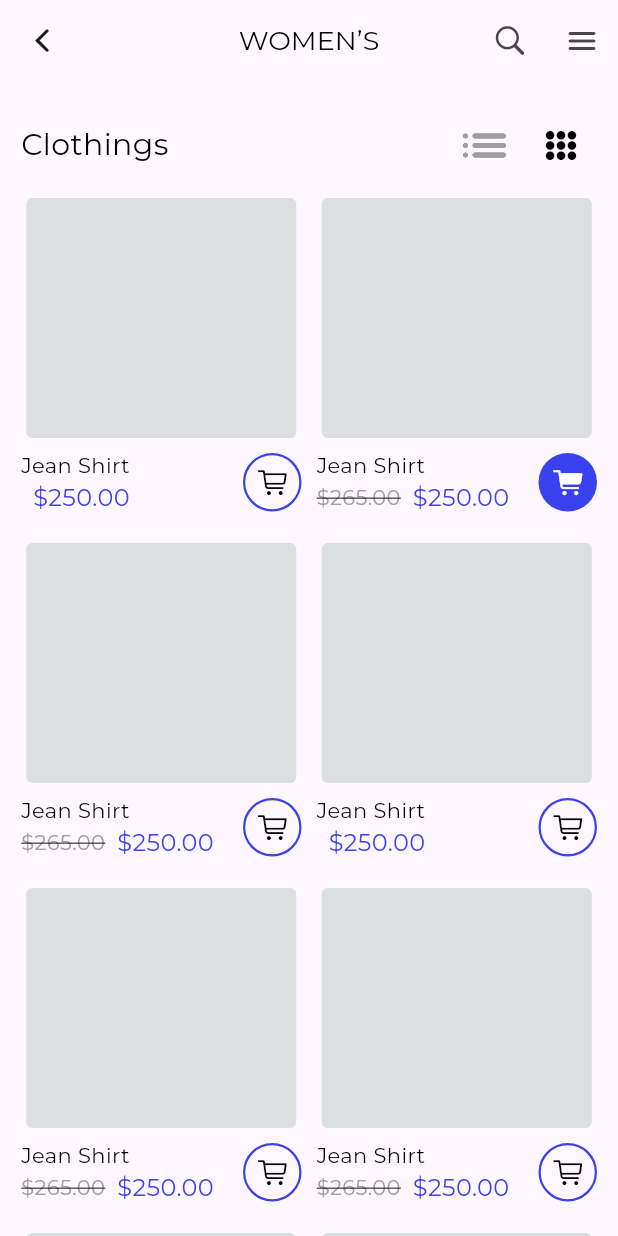
After one commit to Hiwa-Shaloudegi/Tozno-Shop-UI, a Flutter app: the ProductListPage screen opened by its route, after a tap on an icon or button, on a phone screen of 412 x 824 dp. The commit adds this screen. Run offline on Flutter 3.47's test engine with Material 3 defaults, Android fonts, the phone set to English and light mode, and no system bars; our stand-ins replace flutter_bloc, google_fonts, smooth_page_indicator.

Commit message:
Add product list page and list view & grid view

```diff
--- /dev/null
+++ b/lib/common/widgets/custom_app_bar.dart
@@ -0,0 +1,47 @@
+import 'package:flutter/cupertino.dart';
+import 'package:flutter/material.dart';
+import 'package:google_fonts/google_fonts.dart';
+
+class CustomAppBar extends StatelessWidget implements PreferredSizeWidget {
+  const CustomAppBar({
+    super.key,
+    required this.title,
+  });
+
+  final String title;
+
+  @override
+  Widget build(BuildContext context) {
+    return AppBar(
+      centerTitle: true,
+      title: Text(
+        title,
+        style: GoogleFonts.montserrat(
+          textStyle: const TextStyle(
+            color: Colors.black,
+            fontSize: 18,
+          ),
+        ),
+      ),
+      leading: IconButton(
+        onPressed: () {
+          Navigator.pop(context);
+        },
+        icon: const Icon(CupertinoIcons.back),
+      ),
+      actions: [
+        IconButton(
+          onPressed: () {},
+          icon: const Icon(CupertinoIcons.search),
+        ),
+        IconButton(
+          onPressed: () {},
+          icon: const Icon(Icons.menu_rounded),
+        ),
+      ],
+    );
+  }
+
+  @override
+  Size get preferredSize => const Size.fromHeight(54);
+}
--- a/lib/config/routes/app_pages.dart
+++ b/lib/config/routes/app_pages.dart
@@ -7,4 +7,5 @@ abstract class AppPages {
   static const main = 'main/';
   static const home = 'home/';
   static const categories = 'categories/';
+  static const productList = 'product-list/';
 }
--- a/lib/config/routes/app_routes.dart
+++ b/lib/config/routes/app_routes.dart
@@ -6,6 +6,8 @@ import 'package:tozno/features/home/cubits/bottomnav_cubit.dart';
 import 'package:tozno/features/home/home_page.dart';
 import 'package:tozno/features/home/main_wrapper.dart';
 import 'package:tozno/features/intro/intro_page.dart';
+import 'package:tozno/features/product_list/cubit/view_mode_cubit.dart';
+import 'package:tozno/features/product_list/product_list_page.dart';
 import 'package:tozno/features/splash/splash_page.dart';
 
 part 'app_pages.dart';
@@ -21,5 +23,9 @@ abstract class AppRoutes {
         ),
     AppPages.home: (context) => const HomePage(),
     AppPages.categories: (context) => const CategoriesPage(),
+    AppPages.productList: (context) => BlocProvider(
+          create: (context) => ViewModeCubit(),
+          child: const ProductListPage(),
+        ),
   };
 }
--- a/lib/features/categories/categories_page.dart
+++ b/lib/features/categories/categories_page.dart
@@ -1,6 +1,6 @@
-import 'package:flutter/cupertino.dart';
 import 'package:flutter/material.dart';
 import 'package:google_fonts/google_fonts.dart';
+import 'package:tozno/common/widgets/custom_app_bar.dart';
 
 class CategoriesPage extends StatelessWidget {
   const CategoriesPage({super.key});
@@ -10,32 +10,7 @@ class CategoriesPage extends StatelessWidget {
     var size = MediaQuery.sizeOf(context);
 
     return Scaffold(
-      appBar: AppBar(
-        centerTitle: true,
-        title: Text(
-          'CATEGORIES',
-          style: GoogleFonts.montserrat(
-            textStyle: const TextStyle(
-              color: Colors.black,
-              fontSize: 18,
-            ),
-          ),
-        ),
-        leading: IconButton(
-          onPressed: () {},
-          icon: const Icon(CupertinoIcons.back),
-        ),
-        actions: [
-          IconButton(
-            onPressed: () {},
-            icon: const Icon(CupertinoIcons.search),
-          ),
-          IconButton(
-            onPressed: () {},
-            icon: const Icon(Icons.menu_rounded),
-          ),
-        ],
-      ),
+      appBar: const CustomAppBar(title: 'CATEGORIES'),
       body: CustomScrollView(
         slivers: [
           const SliverToBoxAdapter(child: SizedBox(height: 16)),
--- a/lib/features/home/home_page.dart
+++ b/lib/features/home/home_page.dart
@@ -1,6 +1,7 @@
 import 'package:flutter/cupertino.dart';
 import 'package:flutter/material.dart';
 import 'package:google_fonts/google_fonts.dart';
+import 'package:tozno/config/routes/app_routes.dart';
 
 class HomePage extends StatefulWidget {
   const HomePage({super.key});
@@ -137,7 +138,12 @@ class _HomePageState extends State<HomePage> {
                   itemCount: 3,
                   padding: const EdgeInsets.symmetric(horizontal: 16),
                   itemBuilder: (context, index) {
-                    return Column(
+                    return GestureDetector(
+                      onTap: () => Navigator.pushNamed(
+                        context,
+                        AppPages.categories,
+                      ),
+                      child: Column(
                         children: [
                           Container(
                             width: size.height * 0.21,
@@ -150,6 +156,7 @@ class _HomePageState extends State<HomePage> {
                           ),
                           const Text('MEN’S'),
                         ],
+                      ),
                     );
                   },
                   separatorBuilder: (context, index) =>
@@ -170,10 +177,7 @@ class _HomePageState extends State<HomePage> {
               child: Column(
                 children: [
                   Padding(
-                    padding: const EdgeInsets.symmetric(
-                      horizontal: 16,
-                      vertical: 16,
-                    ),
+                    padding: const EdgeInsets.symmetric(horizontal: 16),
                     child: Row(
                       mainAxisAlignment: MainAxisAlignment.spaceBetween,
                       children: [
@@ -186,21 +190,44 @@ class _HomePageState extends State<HomePage> {
                             ),
                           ),
                         ),
-                        Text(
+                        TextButton(
+                          style: TextButton.styleFrom(
+                            padding: const EdgeInsets.symmetric(
+                              horizontal: 10,
+                              vertical: 4,
+                            ), // and this
+                          ),
+                          onPressed: () {
+                            Navigator.pushNamed(
+                              context,
+                              AppPages.productList,
+                            );
+                          },
+                          child: Text(
                             'VIEW ALL',
                             style: GoogleFonts.montserrat(
                               textStyle: const TextStyle(
                                 color: Color(0xff3A41EE),
-                              fontSize: 12,
+                                fontSize: 13,
                                 fontWeight: FontWeight.w500,
                               ),
                             ),
                           ),
+                        ),
+                        // Text(
+                        //   'VIEW ALL',
+                        //   style: GoogleFonts.montserrat(
+                        //     textStyle: const TextStyle(
+                        //       color: Color(0xff3A41EE),
+                        //       fontSize: 12,
+                        //       fontWeight: FontWeight.w500,
+                        //     ),
+                        //   ),
+                        // ),
                       ],
                     ),
                   ),
-                  Container(
-                    // color: Colors.deepPurple.shade50,
+                  SizedBox(
                     height: size.height * 0.35,
                     child: ListView.separated(
                       padding: const EdgeInsets.symmetric(horizontal: 16),
--- /dev/null
+++ b/lib/features/product_list/cubit/view_mode_cubit.dart
@@ -0,0 +1,11 @@
+import 'package:flutter_bloc/flutter_bloc.dart';
+
+part 'view_mode_state.dart';
+
+class ViewModeCubit extends Cubit<ViewModeState> {
+  ViewModeCubit() : super(ViewModeState(viewMode: ViewMode.list));
+
+  void changeViewMode(ViewMode viewMode) {
+    emit(ViewModeState(viewMode: viewMode));
+  }
+}
--- /dev/null
+++ b/lib/features/product_list/cubit/view_mode_state.dart
@@ -0,0 +1,9 @@
+part of 'view_mode_cubit.dart';
+
+enum ViewMode { list, grid }
+
+class ViewModeState {
+  final ViewMode viewMode;
+
+  ViewModeState({required this.viewMode});
+}
--- /dev/null
+++ b/lib/features/product_list/product_list_page.dart
@@ -0,0 +1,89 @@
+import 'package:flutter/cupertino.dart';
+import 'package:flutter/material.dart';
+import 'package:flutter_bloc/flutter_bloc.dart';
+import 'package:google_fonts/google_fonts.dart';
+import 'package:tozno/common/widgets/custom_app_bar.dart';
+import 'package:tozno/features/product_list/cubit/view_mode_cubit.dart';
+import 'package:tozno/features/product_list/widgets/product_grid_view.dart';
+import 'package:tozno/features/product_list/widgets/product_list_view.dart';
+
+class ProductListPage extends StatelessWidget {
+  const ProductListPage({super.key});
+
+  @override
+  Widget build(BuildContext context) {
+    return Scaffold(
+      appBar: const CustomAppBar(title: 'WOMEN’S'),
+      body: Padding(
+        padding: const EdgeInsets.symmetric(horizontal: 14),
+        child: CustomScrollView(
+          slivers: [
+            const SliverToBoxAdapter(child: SizedBox(height: 16)),
+            SliverToBoxAdapter(
+              child: Row(
+                children: [
+                  Text(
+                    'Clothings',
+                    style: GoogleFonts.montserrat(
+                      textStyle: const TextStyle(
+                        color: Colors.black,
+                        fontSize: 20,
+                      ),
+                    ),
+                  ),
+                  const Spacer(),
+                  BlocBuilder<ViewModeCubit, ViewModeState>(
+                    builder: (context, viewModeState) {
+                      return Row(
+                        mainAxisAlignment: MainAxisAlignment.spaceBetween,
+                        children: [
+                          IconButton(
+                            onPressed: () {
+                              context
+                                  .read<ViewModeCubit>()
+                                  .changeViewMode(ViewMode.list);
+                            },
+                            icon: Icon(
+                              color: viewModeState.viewMode == ViewMode.list
+                                  ? Colors.black
+                                  : Colors.grey,
+                              Icons.list_rounded,
+                              size: 38,
+                            ),
+                          ),
+                          IconButton(
+                            onPressed: () {
+                              context
+                                  .read<ViewModeCubit>()
+                                  .changeViewMode(ViewMode.grid);
+                            },
+                            icon: Icon(
+                              color: viewModeState.viewMode == ViewMode.grid
+                                  ? Colors.black
+                                  : Colors.grey,
+                              CupertinoIcons.circle_grid_3x3_fill,
+                              size: 24,
+                            ),
+                          ),
+                        ],
+                      );
+                    },
+                  ),
+                ],
+              ),
+            ),
+            BlocBuilder<ViewModeCubit, ViewModeState>(
+              builder: (context, state) {
+                if (state.viewMode == ViewMode.list) {
+                  return const ProductListView();
+                } else {
+                  return const ProductGridView();
+                }
+              },
+            ),
+          ],
+        ),
+      ),
+    );
+  }
+}
--- /dev/null
+++ b/lib/features/product_list/widgets/product_grid_view.dart
@@ -0,0 +1,111 @@
+import 'package:flutter/cupertino.dart';
+import 'package:flutter/material.dart';
+import 'package:google_fonts/google_fonts.dart';
+
+class ProductGridView extends StatelessWidget {
+  const ProductGridView({super.key});
+
+  @override
+  Widget build(BuildContext context) {
+    return SliverPadding(
+      padding: const EdgeInsets.only(top: 8, bottom: 16),
+      sliver: SliverGrid.builder(
+        itemCount: 12,
+        gridDelegate: const SliverGridDelegateWithFixedCrossAxisCount(
+          crossAxisCount: 2,
+          crossAxisSpacing: 10,
+          // mainAxisSpacing: 32,
+          mainAxisExtent: 230,
+        ),
+        itemBuilder: (context, index) {
+          return Column(
+            children: [
+              Container(
+                width: 180,
+                height: 160,
+                decoration: BoxDecoration(
+                  color: const Color(0xffDBDFE0),
+                  borderRadius: BorderRadius.circular(4),
+                ),
+              ),
+              const SizedBox(height: 8),
+              Row(
+                children: [
+                  Column(
+                    crossAxisAlignment: CrossAxisAlignment.start,
+                    children: [
+                      Text(
+                        'Jean Shirt',
+                        style: GoogleFonts.montserrat(
+                          textStyle: const TextStyle(
+                            color: Colors.black,
+                            fontSize: 14,
+                          ),
+                        ),
+                      ),
+                      Row(
+                        children: [
+                          Visibility(
+                            visible: index % 3 == 0 ? false : true,
+                            child: Text(
+                              '\$265.00',
+                              style: GoogleFonts.montserrat(
+                                textStyle: const TextStyle(
+                                  color: Colors.grey,
+                                  fontSize: 14,
+                                  decoration: TextDecoration.lineThrough,
+                                ),
+                              ),
+                            ),
+                          ),
+                          const SizedBox(width: 8),
+                          Text(
+                            '\$250.00',
+                            style: GoogleFonts.montserrat(
+                              textStyle: const TextStyle(
+                                color: Color(0xff3A41EE),
+                                fontSize: 16,
+                              ),
+                            ),
+                          ),
+                        ],
+                      ),
+                    ],
+                  ),
+                  const Spacer(),
+                  Container(
+                    alignment: Alignment.center,
+                    padding: const EdgeInsets.all(8),
+                    decoration: BoxDecoration(
+                      color: index == 1
+                          ? const Color(0xff3A41EE)
+                          : Colors.transparent,
+                      shape: BoxShape.circle,
+                      border: Border.all(
+                        color: index == 1
+                            ? Colors.transparent
+                            : const Color(0xff3A41EE),
+                        width: 1.5,
+                      ),
+                    ),
+                    child: Icon(
+                      index == 1
+                          ? CupertinoIcons.cart_fill
+                          : CupertinoIcons.cart,
+                      color: index == 1 ? Colors.white : Colors.black,
+                      size: 20,
+                    ),
+                  ),
+                  // IconButton(
+                  //   onPressed: () {},
+                  //   icon: Icon(CupertinoIcons.cart),
+                  // ),
+                ],
+              ),
+            ],
+          );
+        },
+      ),
+    );
+  }
+}
--- /dev/null
+++ b/lib/features/product_list/widgets/product_list_view.dart
@@ -0,0 +1,151 @@
+import 'package:flutter/cupertino.dart';
+import 'package:flutter/material.dart';
+import 'package:google_fonts/google_fonts.dart';
+
+class ProductListView extends StatelessWidget {
+  const ProductListView({super.key});
+
+  @override
+  Widget build(BuildContext context) {
+    return SliverPadding(
+      padding: const EdgeInsets.only(top: 8, bottom: 16),
+      sliver: SliverList.separated(
+        itemCount: 12,
+        itemBuilder: (context, index) {
+          return Row(
+            crossAxisAlignment: CrossAxisAlignment.start,
+            children: [
+              Container(
+                width: 180,
+                height: 165,
+                decoration: BoxDecoration(
+                  color: const Color(0xffDBDFE0),
+                  borderRadius: BorderRadius.circular(4),
+                ),
+              ),
+              const SizedBox(width: 12),
+              Expanded(
+                child: Column(
+                  crossAxisAlignment: CrossAxisAlignment.start,
+                  children: [
+                    Text(
+                      'Jean Shirt',
+                      style: GoogleFonts.montserrat(
+                        textStyle: const TextStyle(
+                          color: Colors.black,
+                          fontSize: 16,
+                          fontWeight: FontWeight.bold,
+                        ),
+                      ),
+                    ),
+                    const SizedBox(height: 4),
+                    Row(
+                      children: [
+                        Text(
+                          '\$265.00',
+                          style: GoogleFonts.montserrat(
+                            textStyle: const TextStyle(
+                              color: Colors.grey,
+                              fontSize: 14,
+                              decoration: TextDecoration.lineThrough,
+                            ),
+                          ),
+                        ),
+                        const SizedBox(width: 8),
+                        Text(
+                          '\$250.00',
+                          style: GoogleFonts.montserrat(
+                            textStyle: const TextStyle(
+                              color: Color(0xff3A41EE),
+                              fontSize: 20,
+                            ),
+                          ),
+                        ),
+                      ],
+                    ),
+                    const SizedBox(height: 8),
+                    Text(
+                      'The first mate and his kipper  in their islanded nest.',
+                      maxLines: 2,
+                      overflow: TextOverflow.ellipsis,
+                      style: GoogleFonts.montserrat(
+                        textStyle: const TextStyle(
+                          color: Colors.black,
+                          fontSize: 15,
+                        ),
+                      ),
+                    ),
+                    const SizedBox(height: 16),
+                    Padding(
+                      padding: const EdgeInsets.only(right: 0),
+                      child: SizedBox(
+                        width: 130,
+                        height: 42,
+                        child: ElevatedButton(
+                          style: ButtonStyle(
+                            padding: MaterialStateProperty.all(EdgeInsets.zero),
+                            backgroundColor: index == 1
+                                ? MaterialStateProperty.all(
+                                    const Color(0xff3A41EE))
+                                : MaterialStateProperty.all(Colors.white),
+                            foregroundColor: index == 1
+                                ? MaterialStateProperty.all(Colors.white)
+                                : MaterialStateProperty.all(Colors.black),
+                            elevation: MaterialStateProperty.all(0),
+                            shape: MaterialStateProperty.all(
+                              RoundedRectangleBorder(
+                                side: BorderSide(
+                                  color: index == 1
+                                      ? Colors.transparent
+                                      : const Color(0xff3A41EE),
+                                  width: 1,
+                                ),
+                                borderRadius: BorderRadius.circular(24),
+                              ),
+                            ),
+                          ),
+                          onPressed: () {},
+                          child: Align(
+                            alignment: Alignment.centerLeft,
+                            child: Row(
+                              mainAxisSize: MainAxisSize.min,
+                              children: [
+                                IconButton(
+                                  onPressed: () {},
+                                  icon: Icon(
+                                    index == 1
+                                        ? CupertinoIcons.cart_fill
+                                        : CupertinoIcons.cart,
+                                    size: 18,
+                                  ),
+                                ),
+                                Text(
+                                  'ADD TO CART',
+                                  maxLines: 1,
+                                  overflow: TextOverflow.ellipsis,
+                                  style: GoogleFonts.montserrat(
+                                    textStyle: const TextStyle(
+                                      fontSize: 10,
+                                      fontWeight: FontWeight.bold,
+                                      letterSpacing: 0,
+                                      wordSpacing: 0,
+                                    ),
+                                  ),
+                                ),
+                              ],
+                            ),
+                          ),
+                        ),
+                      ),
+                    ),
+                  ],
+                ),
+              ),
+            ],
+          );
+        },
+        separatorBuilder: (context, index) => const SizedBox(height: 24),
+      ),
+    );
+  }
+}
--- a/lib/main.dart
+++ b/lib/main.dart
@@ -17,7 +17,7 @@ class MyApp extends StatelessWidget {
         colorScheme: ColorScheme.fromSeed(seedColor: Colors.deepPurple),
         useMaterial3: true,
       ),
-      initialRoute: AppPages.categories,
+      initialRoute: AppPages.splash,
       routes: AppRoutes.routes,
     );
   }
```
Lines whose indentation alone changed are shown as unchanged.
